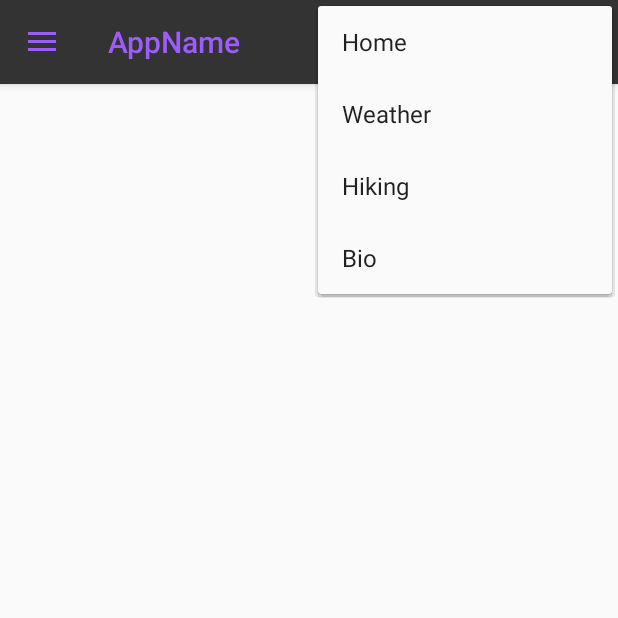
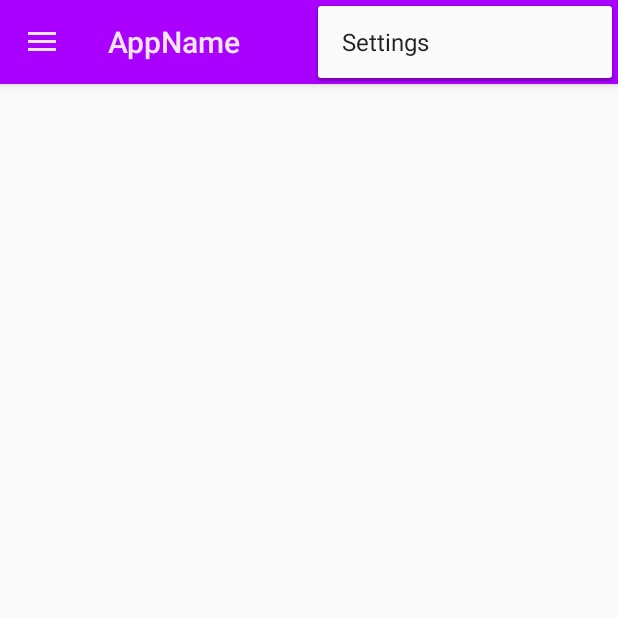
Before and after one commit to erikpoole/androidFitnessApp, an Android app: the screen it shows after launch (MainActivity), with the options menu open, on a phone screen of 412 x 824 dp, the top half of it. Run offline under Robolectric (Android 15) with nearby library versions, the phone set to English and light mode, and no system bars.

Commit message:
Fixed navigation drawer and options menu, committed color genocide

```diff
--- a/Project/app/src/main/java/com/example/project/MainActivity.java
+++ b/Project/app/src/main/java/com/example/project/MainActivity.java
@@ -3,6 +3,8 @@ package com.example.project;
 import android.content.Intent;
 import android.content.res.Configuration;
 import android.os.Bundle;
+import android.support.annotation.NonNull;
+import android.support.design.widget.NavigationView;
 import android.support.v4.widget.DrawerLayout;
 import android.support.v7.app.ActionBarDrawerToggle;
 import android.support.v7.app.AppCompatActivity;
@@ -21,10 +23,18 @@ public class MainActivity extends AppCompatActivity {
         super.onCreate(savedInstanceState);
         setContentView(R.layout.activity_main);
 
+        // Handle navigation drawer
         Toolbar toolbar = findViewById(R.id.toolbar_main);
         setSupportActionBar(toolbar);
         DrawerLayout drawer = findViewById(R.id.drawer_layout);
         toggle = new ActionBarDrawerToggle(this, drawer, toolbar, R.string.navigation_drawer_open, R.string.navigation_drawer_close);
+        NavigationView nav  = findViewById(R.id.nav_view);
+        nav.setNavigationItemSelectedListener(new NavigationView.OnNavigationItemSelectedListener() {
+            @Override
+            public boolean onNavigationItemSelected(MenuItem item) {
+                return handleNavigationEvent(item);
+            }
+        });
     }
 
     @Override
@@ -42,13 +52,24 @@ public class MainActivity extends AppCompatActivity {
     @Override
     public boolean onCreateOptionsMenu(Menu menu) {
         MenuInflater inflater = getMenuInflater();
-        inflater.inflate(R.menu.main_menu, menu);
+        inflater.inflate(R.menu.options_menu, menu);
         return true;
     }
 
     @Override
     public boolean onOptionsItemSelected(MenuItem item) {
         int id = item.getItemId();
+        switch (id) {
+            case R.id.settings:
+                Toast.makeText(getApplicationContext(), "Settings page not implemented!", Toast.LENGTH_LONG).show();
+                return true;
+            default:
+                return super.onOptionsItemSelected(item);
+        }
+    }
+
+    public boolean handleNavigationEvent(@NonNull MenuItem menuItem) {
+        int id = menuItem.getItemId();
         switch (id) {
             case R.id.nav_home:
                 Intent mainPage = new Intent(this, MainActivity.class);
@@ -67,8 +88,7 @@ public class MainActivity extends AppCompatActivity {
                 startActivity(bioPage);
                 return true;
             default:
-                return super.onOptionsItemSelected(item);
+                return false;
         }
     }
-
 }
--- a/Project/app/src/main/res/layout/activity_main.xml
+++ b/Project/app/src/main/res/layout/activity_main.xml
@@ -12,6 +12,7 @@
         android:layout_width="match_parent"
         android:layout_height="match_parent" />
 
+    <!--NAVIGATION VIEW NEEDS TO REMAIN LAST ELEMENT-->
     <android.support.design.widget.NavigationView
         android:id="@+id/nav_view"
         android:layout_width="wrap_content"
--- a/Project/app/src/main/res/layout/main_menu_header.xml
+++ b/Project/app/src/main/res/layout/main_menu_header.xml
@@ -3,7 +3,7 @@
     android:id="@+id/nav_header"
     android:layout_width="match_parent"
     android:layout_height="160dp"
-    android:background="@color/colorAccent"
+    android:background="@color/purple_A200"
     android:clickable="true"
     android:focusable="true"
     android:gravity="bottom"
--- a/Project/app/src/main/res/menu/main_menu.xml
+++ b/Project/app/src/main/res/menu/main_menu.xml
@@ -1,8 +1,7 @@
 <?xml version="1.0" encoding="utf-8"?>
 <menu xmlns:android="http://schemas.android.com/apk/res/android"
     android:layout_width="match_parent"
-    android:layout_height="match_parent"
-    android:onClick="onOptionsItemSelected">
+    android:layout_height="match_parent">
 
     <group>
         <item
@@ -19,8 +18,8 @@
             android:title="@string/hiking" />
         <item
             android:id="@+id/nav_bio"
-            android:icon="@drawable/ic_terrain_black"
-            android:title="Bio" />
+            android:icon="@drawable/profile_24px"
+            android:title="@string/bio" />
     </group>
 
 </menu>
--- a/Project/app/src/main/res/menu/options_menu.xml
+++ b/Project/app/src/main/res/menu/options_menu.xml
@@ -1,4 +1,6 @@
 <?xml version="1.0" encoding="utf-8"?>
 <menu xmlns:android="http://schemas.android.com/apk/res/android">
-
+    <item android:id="@+id/settings"
+        android:icon="@drawable/ic_launcher_foreground"
+        android:title="@string/Settings" />
 </menu>
--- a/Project/app/src/main/res/values/colors.xml
+++ b/Project/app/src/main/res/values/colors.xml
@@ -1,6 +1,18 @@
 <?xml version="1.0" encoding="utf-8"?>
 <resources>
-    <color name="colorPrimary">#333333</color>
-    <color name="colorPrimaryDark">#000000</color>
-    <color name="colorAccent">#9E5CFF</color>
+    <color name="purple_50">#F3E5F5</color>
+    <color name="purple_100">#E1BEE7</color>
+    <color name="purple_200">#CE93D8</color>
+    <color name="purple_300">#BA68C8</color>
+    <color name="purple_400">#AB47BC</color>
+    <color name="purple_500">#9C27B0</color>
+    <color name="purple_600">#8E24AA</color>
+    <color name="purple_700">#7B1FA2</color>
+    <color name="purple_800">#6A1B9A</color>
+    <color name="purple_900">#4A148C</color>
+    <color name="purple_A100">#EA80FC</color>
+    <color name="purple_A200">#E040FB</color>
+    <color name="purple_A400">#D500F9</color>
+    <color name="purple_A700">#AA00FF</color>
+    <color name="black">#000000</color>
 </resources>
--- a/Project/app/src/main/res/values/strings.xml
+++ b/Project/app/src/main/res/values/strings.xml
@@ -8,4 +8,6 @@
     <string name="redirect_to_weather">redirect to weather</string>
     <string name="take_picture">Take Picture</string>
     <string name="find_hike">Find Hike</string>
+    <string name="bio">Bio</string>
+    <string name="Settings">Settings</string>/>
 </resources>
--- a/Project/app/src/main/res/values/styles.xml
+++ b/Project/app/src/main/res/values/styles.xml
@@ -1,22 +1,22 @@
 <resources>
 
     <style name="AppTheme" parent="Theme.AppCompat.Light.DarkActionBar">
-        <item name="colorPrimary">@color/colorPrimary</item>
-        <item name="colorPrimaryDark">@color/colorPrimaryDark</item>
-        <item name="colorAccent">@color/colorAccent</item>
+        <item name="colorPrimary">@color/purple_A700</item>
+        <item name="colorPrimaryDark">@color/purple_900</item>
+        <item name="colorAccent">@color/purple_A400</item>
         <item name="windowActionBar">false</item>
         <item name="windowNoTitle">true</item>
     </style>
 
     <style name="AppTheme.PopupOverlay" parent="AppTheme">
-        <item name="colorPrimary">@color/colorPrimary</item>
-        <item name="colorPrimaryDark">@color/colorPrimaryDark</item>
-        <item name="colorAccent">@color/colorAccent</item>
+        <item name="colorPrimary">@color/purple_A700</item>
+        <item name="colorPrimaryDark">@color/purple_900</item>
+        <item name="colorAccent">@color/purple_A400</item>
     </style>
 
     <style name="AppTheme.AppBarOverlay" parent="ThemeOverlay.AppCompat.Dark.ActionBar">
-        <item name="android:textColorPrimary">@color/colorAccent</item>
-        <item name="android:textColorSecondary">@color/colorAccent</item>
+        <item name="android:textColorPrimary">@color/purple_50</item>
+        <item name="android:textColorSecondary">@color/black</item>
     </style>
 
 </resources>
```
Also changed, not shown: 3 other files.
